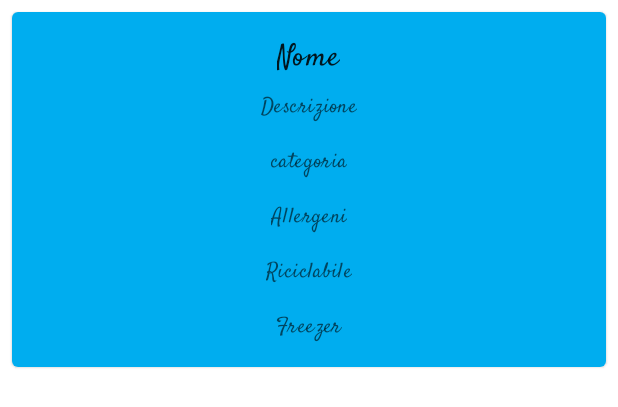
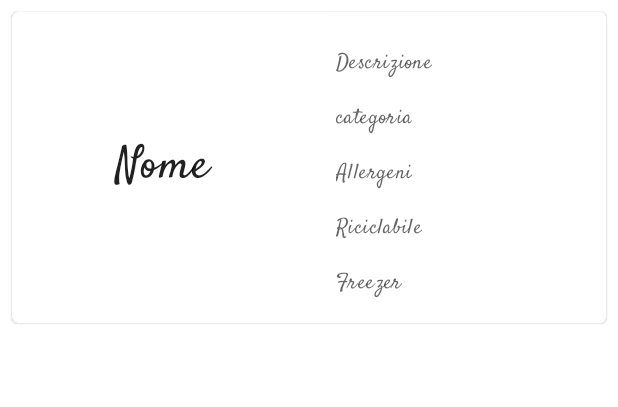
Before and after one commit to SimoFerre98/CoolUp, an Android app: the layout search_item.xml on its own in the app's theme, with its tools: preview values and no code run, on a phone screen of 412 x 824 dp. Shown: the top 407 px of the screen. Run offline under Robolectric (Android 15) with nearby library versions, the light colour scheme and no system bars.

Commit message:
Versione 6.6.1
Notifiche in corso
Aggiornamento Intefaccia search

```diff
--- a/CoolUp/app/src/main/java/com/Simo_Elia/CoolUp/settings.kt
+++ b/CoolUp/app/src/main/java/com/Simo_Elia/CoolUp/settings.kt
@@ -32,7 +32,7 @@ private const val ARG_PARAM2 = "param2"
 
 // Bluetooth constant
 val mUUID : UUID = UUID.fromString("00001101-0000-1000-8000-00805F9B34FB")
-val CHANNEL_ID = "channelID"
+val CHANNEL_ID = "CoolUp"
 val CHANNEL_NAME = "channelName"
 val NOTIFICATION_ID = 0
 
@@ -49,6 +49,10 @@ class settings : Fragment(R.layout.fragment_settings)   {
 
     fun createNotificationChannel(){
         if(Build.VERSION.SDK_INT>= Build.VERSION_CODES.O){
+
+            val name : CharSequence = "CoolUpReminderChannel"
+            val description = "Channel For Alarm Manager"
+            val importance = NotificationManager.IMPORTANCE_HIGH
             val channel = NotificationChannel(CHANNEL_ID, CHANNEL_NAME,
                 NotificationManager.IMPORTANCE_DEFAULT).apply {
                 lightColor = Color.GREEN
--- a/CoolUp/app/src/main/res/layout/search_item.xml
+++ b/CoolUp/app/src/main/res/layout/search_item.xml
@@ -6,25 +6,30 @@
     xmlns:android="http://schemas.android.com/apk/res/android"
     xmlns:tools="http://schemas.android.com/tools">
 
-
-
+    <LinearLayout
+        android:layout_width="match_parent"
+        android:layout_height="wrap_content"
+        android:orientation="horizontal">
+        <TextView
+            android:id="@+id/SearchNameItem"
+            android:layout_width="200dp"
+            android:layout_height="match_parent"
+            android:textSize="30sp"
+            android:text="Nome"
+            android:textAppearance="?attr/textAppearanceHeadline6"
+            android:gravity="center"
+            />
         <LinearLayout
             android:id="@+id/SearchLinearLayout"
             android:layout_width="match_parent"
             android:layout_height="wrap_content"
             android:orientation="vertical"
             android:padding="16dp"
-            android:background="@color/CoolUpBlue"
-            android:gravity="center">
+            android:background="@color/white"
+            android:gravity="left">
 
             <!-- Title, secondary and supporting text -->
-            <TextView
-                android:id="@+id/SearchNameItem"
-                android:layout_width="wrap_content"
-                android:layout_height="wrap_content"
-                android:text="Nome"
-                android:textAppearance="?attr/textAppearanceHeadline6"
-                />
+
             <TextView
                 android:id="@+id/SearchDescriptioItem"
                 android:layout_width="wrap_content"
@@ -73,4 +78,8 @@
 
         </LinearLayout>
 
+    </LinearLayout>
+
+
+
 </com.google.android.material.card.MaterialCardView>
```
Also changed, not shown: CoolUp/app/src/main/java/com/Simo_Elia/CoolUp/AlarmReceiver.kt (added, +30 -0 lines), CoolUp/app/src/main/java/com/Simo_Elia/CoolUp/search.kt (added, +32 -0 lines), 1 other file.
